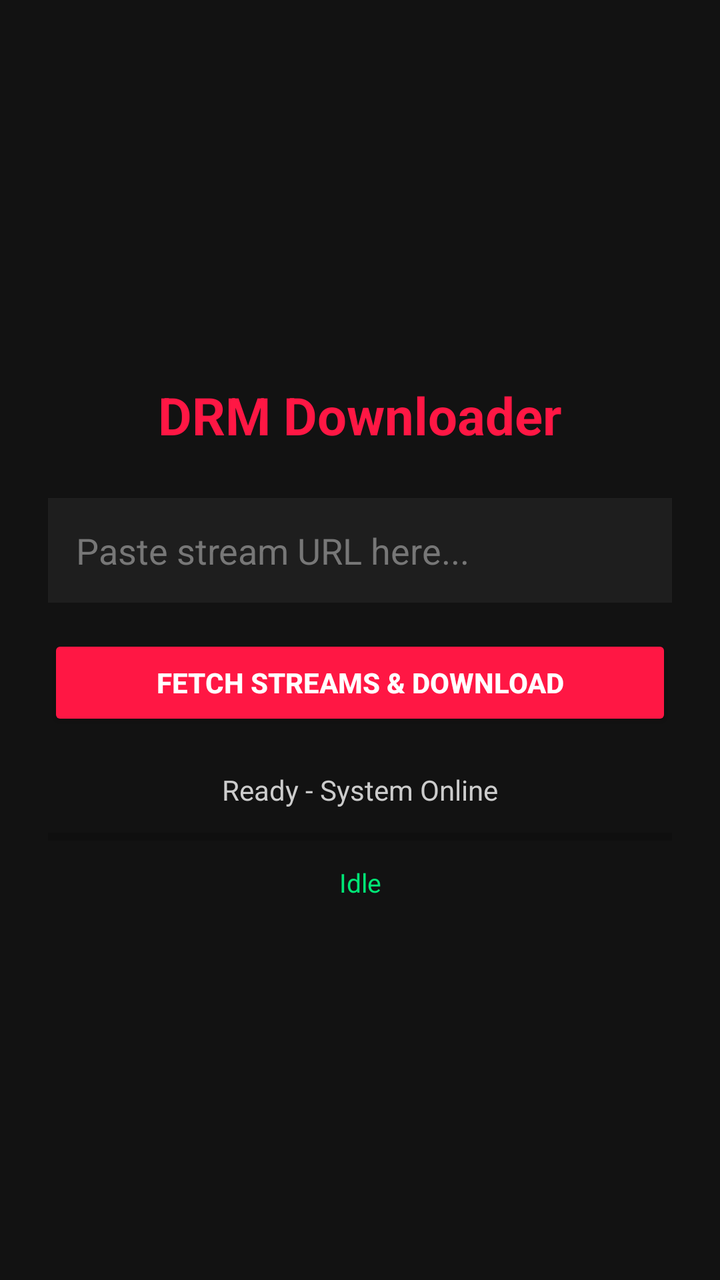
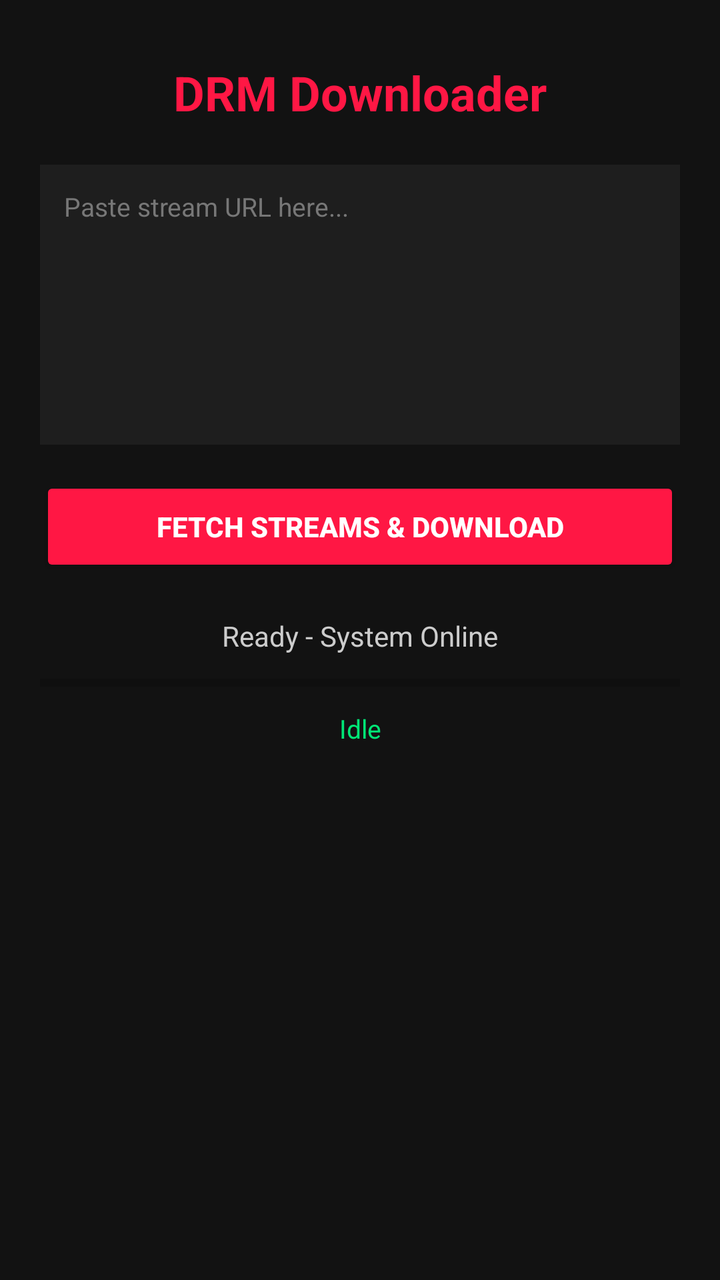

Compare the two renders of this Android layout. The source of the first and the diff that turns it into the second are given below.
<!-- AndroidManifest.xml: application theme Theme.AppCompat.Light.NoActionBar -->
<!-- res/layout/activity_main.xml -->
<?xml version="1.0" encoding="utf-8"?>
<LinearLayout xmlns:android="http://schemas.android.com/apk/res/android"
    android:layout_width="match_parent"
    android:layout_height="match_parent"
    android:orientation="vertical"
    android:gravity="center"
    android:padding="24dp"
    android:background="#121212">

    <TextView
        android:layout_width="wrap_content"
        android:layout_height="wrap_content"
        android:text="DRM Downloader"
        android:textSize="26sp"
        android:textStyle="bold"
        android:textColor="#FF1744"
        android:layout_marginBottom="24dp"/>

    <EditText
        android:id="@+id/urlInput"
        android:layout_width="match_parent"
        android:layout_height="wrap_content"
        android:hint="Paste stream URL here..."
        android:textColor="#FFFFFF"
        android:textColorHint="#777777"
        android:background="#1E1E1E"
        android:padding="14dp"
        android:layout_marginBottom="16dp"/>

    <Button
        android:id="@+id/btnDownload"
        android:layout_width="match_parent"
        android:layout_height="wrap_content"
        android:text="FETCH STREAMS &amp; DOWNLOAD"
        android:backgroundTint="#FF1744"
        android:textColor="#FFFFFF"
        android:textStyle="bold"
        android:padding="12dp"
        android:layout_marginBottom="20dp"/>

    <TextView
        android:id="@+id/statusText"
        android:layout_width="match_parent"
        android:layout_height="wrap_content"
        android:text="Ready - System Online"
        android:textColor="#CCCCCC"
        android:textSize="14sp"
        android:gravity="center"
        android:layout_marginBottom="10dp"/>

    <ProgressBar
        android:id="@+id/progressBar"
        style="?android:attr/progressBarStyleHorizontal"
        android:layout_width="match_parent"
        android:layout_height="8dp"
        android:max="100"
        android:progress="0"
        android:layout_marginBottom="10dp"/>

    <TextView
        android:id="@+id/speedText"
        android:layout_width="match_parent"
        android:layout_height="wrap_content"
        android:text="Idle"
        android:textColor="#00E676"
        android:textSize="13sp"
        android:gravity="center"/>

</LinearLayout>
<!-- resources referenced by this layout -->
<resources>

</resources>

<!-- the commit's change to res/layout/activity_main.xml (unified diff, before → after) -->
@@ -3,39 +3,48 @@
     android:layout_width="match_parent"
     android:layout_height="match_parent"
     android:orientation="vertical"
-    android:gravity="center"
-    android:padding="24dp"
+    android:gravity="center_horizontal"
+    android:padding="20dp"
     android:background="#121212">
 
     <TextView
         android:layout_width="wrap_content"
         android:layout_height="wrap_content"
         android:text="DRM Downloader"
-        android:textSize="26sp"
+        android:textSize="24sp"
         android:textStyle="bold"
         android:textColor="#FF1744"
-        android:layout_marginBottom="24dp"/>
+        android:layout_marginTop="10dp"
+        android:layout_marginBottom="20dp"/>
 
-    <EditText
-        android:id="@+id/urlInput"
+    
+    <ScrollView
         android:layout_width="match_parent"
-        android:layout_height="wrap_content"
-        android:hint="Paste stream URL here..."
-        android:textColor="#FFFFFF"
-        android:textColorHint="#777777"
+        android:layout_height="140dp"
         android:background="#1E1E1E"
-        android:padding="14dp"
-        android:layout_marginBottom="16dp"/>
+        android:layout_marginBottom="16dp">
+        <EditText
+            android:id="@+id/urlInput"
+            android:layout_width="match_parent"
+            android:layout_height="wrap_content"
+            android:hint="Paste stream URL here..."
+            android:textColor="#FFFFFF"
+            android:textColorHint="#777777"
+            android:background="@android:color/transparent"
+            android:padding="12dp"
+            android:textSize="13sp"
+            android:inputType="textMultiLine"
+            android:scrollbars="vertical"/>
+    </ScrollView>
 
     <Button
         android:id="@+id/btnDownload"
         android:layout_width="match_parent"
-        android:layout_height="wrap_content"
+        android:layout_height="50dp"
         android:text="FETCH STREAMS &amp; DOWNLOAD"
         android:backgroundTint="#FF1744"
         android:textColor="#FFFFFF"
         android:textStyle="bold"
-        android:padding="12dp"
         android:layout_marginBottom="20dp"/>
 
     <TextView
